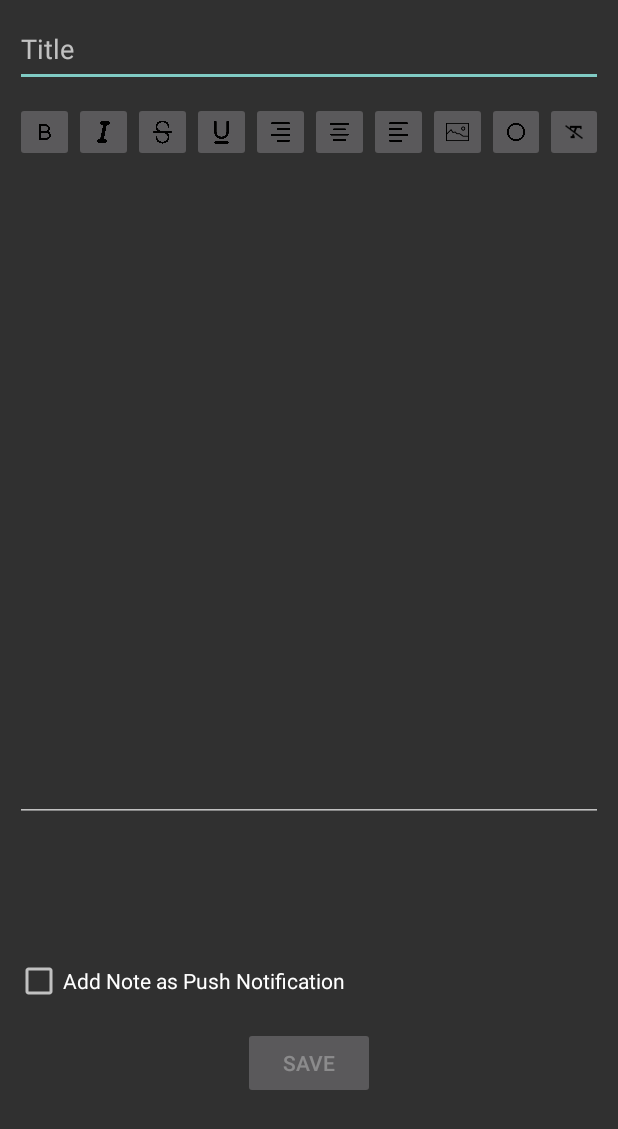
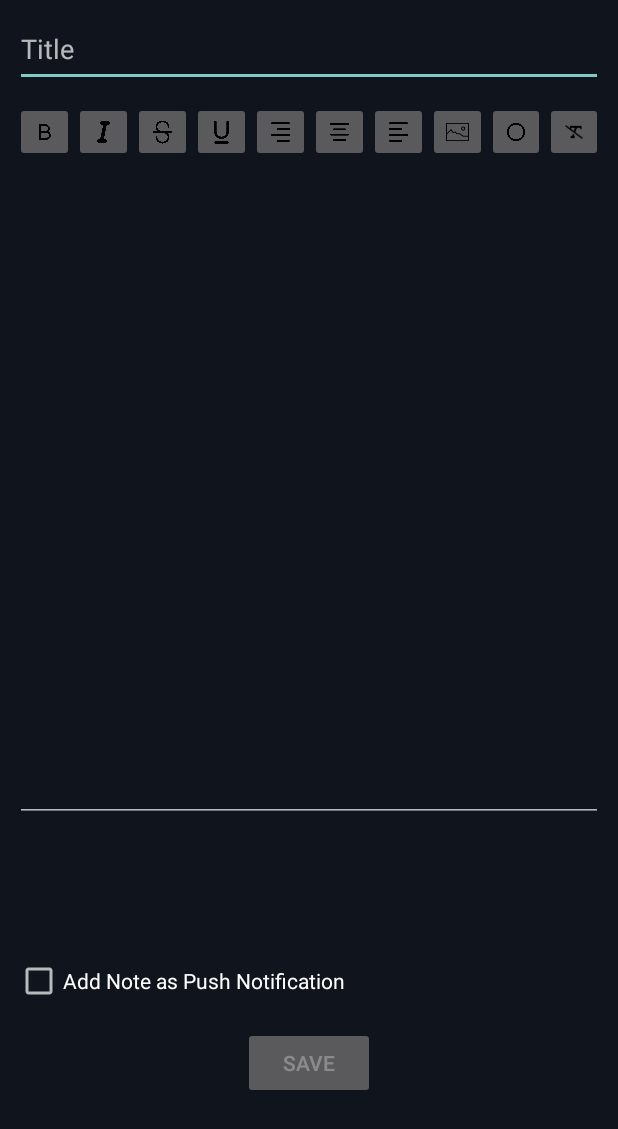
Before and after one commit to SahejChandok/CSI5175_SimpleNotes, an Android app: the CreateNoteActivity screen opened directly, with no data from a screen before it, on a phone screen of 412 x 824 dp. Shown: the top 1129 px of the screen. Run offline under Robolectric (Android 15) with nearby library versions, the phone set to English and light mode, and no system bars; our stand-ins replace Room's generated code.

Commit message:
fixes image alignment

```diff
--- a/app/src/main/java/com/example/notesapp/SplashScreenActivity.kt
+++ /dev/null
@@ -1,6 +0,0 @@
-package com.example.notesapp;
-
-import android.app.Activity;
-
-public class SplashScreenActivity extends Activity {
-}
--- a/app/src/main/res/drawable/splash_background.xml
+++ /dev/null
@@ -1,4 +0,0 @@
-<?xml version="1.0" encoding="utf-8"?>
-<selector xmlns:android="http://schemas.android.com/apk/res/android">
-
-</selector>
--- a/app/src/main/res/layout/activity_create_note.xml
+++ b/app/src/main/res/layout/activity_create_note.xml
@@ -3,7 +3,8 @@
     xmlns:app="http://schemas.android.com/apk/res-auto"
     xmlns:tools="http://schemas.android.com/tools"
     android:layout_width="match_parent"
-    android:layout_height="match_parent">
+    android:layout_height="match_parent"
+    android:background="@color/colorPrimaryDark">
 
     <LinearLayout
         android:layout_width="match_parent"
--- a/app/src/main/res/layout/activity_update_note.xml
+++ b/app/src/main/res/layout/activity_update_note.xml
@@ -3,7 +3,8 @@
     xmlns:app="http://schemas.android.com/apk/res-auto"
     xmlns:tools="http://schemas.android.com/tools"
     android:layout_width="match_parent"
-    android:layout_height="match_parent">
+    android:layout_height="match_parent"
+    android:background="@color/colorPrimaryDark">
 
     <LinearLayout
         android:layout_width="match_parent"
@@ -117,7 +118,7 @@
         <androidx.recyclerview.widget.RecyclerView
             android:id="@+id/images_view"
             android:layout_width="match_parent"
-            android:layout_height="80dp" />
+            android:layout_height="200dp" />
 
         <CheckBox
             android:layout_marginTop="10sp"
--- a/app/src/main/res/layout/note_image_list_item.xml
+++ b/app/src/main/res/layout/note_image_list_item.xml
@@ -14,10 +14,10 @@
 
     <ImageButton
         android:id="@+id/image_remove_btn"
-        android:layout_width="20sp"
-        android:layout_height="20sp"
+        android:layout_width="50dp"
+        android:layout_height="50dp"
         android:scaleType="fitXY"
-        android:padding="5dp"
+        android:padding="10dp"
         android:layout_margin="0dp"
         android:layout_alignParentRight="true"
         app:srcCompat="@android:drawable/ic_menu_close_clear_cancel" />
```
Also changed, not shown: app/src/main/res/drawable/simple_note_logo.jpeg (deleted).
